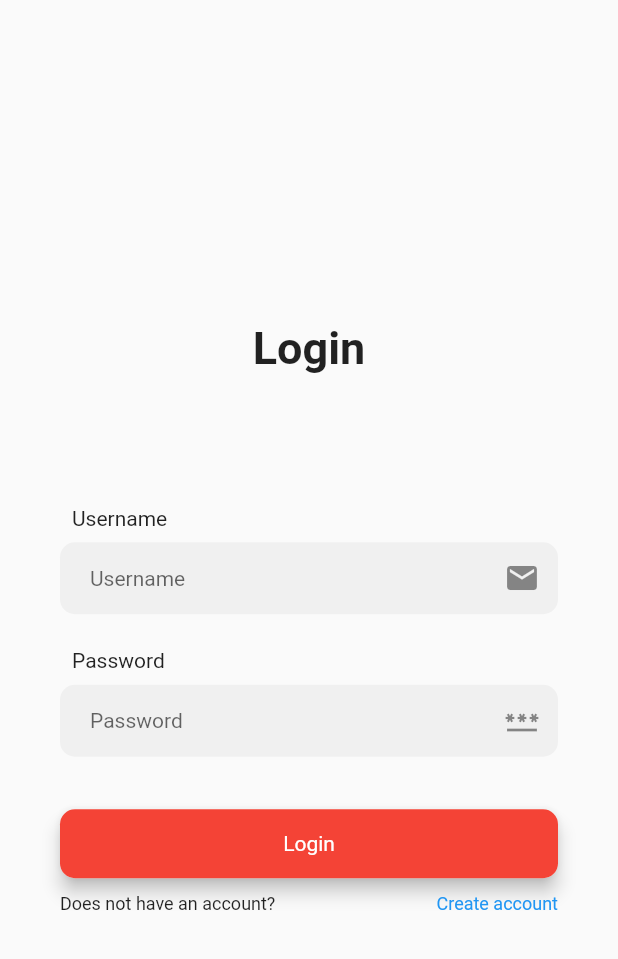
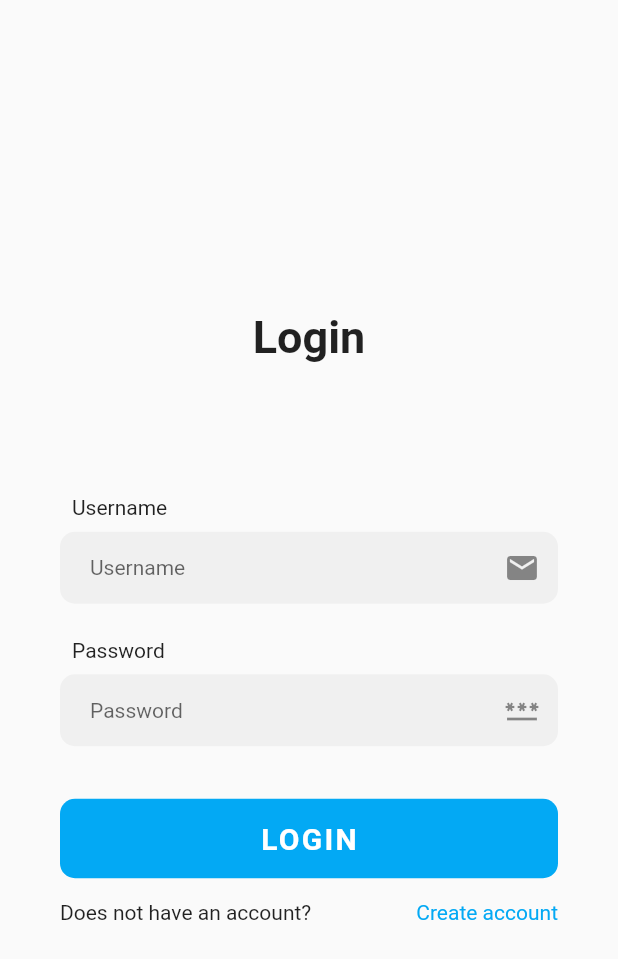
Before and after one commit to cikoedofebrian/BMI_Calculator, a Flutter app: the LoginPage screen opened directly, on a phone screen of 412 x 824 dp. Shown: the top 959 px of the screen. Run offline on Flutter 3.47's test engine with Material 2 defaults, Android fonts, the phone set to English and light mode, and no system bars.

```diff
--- a/app/lib/auth.dart
+++ b/app/lib/auth.dart
@@ -19,6 +19,15 @@ class _LoginPageState extends State<LoginPage> {
     setState(() {
       isRegister = !isRegister;
     });
+  }
+
+  void login() {
+    if (accountList.any(
+        (user) => user.username == username && user.password == password)) {
+      Navigator.pushReplacementNamed(context, '/home', arguments: username);
+    } else {
+      customDialog("Account does not found");
+    }
   }
 
   void register() {
@@ -56,15 +65,6 @@ class _LoginPageState extends State<LoginPage> {
         ],
       ),
     );
-  }
-
-  void login() {
-    if (accountList.any(
-        (user) => user.username == username && user.password == password)) {
-      Navigator.pushReplacementNamed(context, '/home');
-    } else {
-      customDialog("Account does not found");
-    }
   }
 
   @override
@@ -155,7 +155,6 @@ class _LoginPageState extends State<LoginPage> {
                           height: 35,
                         ),
                         Material(
-                          elevation: 5,
                           borderRadius: BorderRadius.circular(10),
                           child: InkWell(
                             onTap: isRegister ? register : login,
@@ -164,17 +163,21 @@ class _LoginPageState extends State<LoginPage> {
                               width: double.infinity,
                               padding: EdgeInsets.symmetric(vertical: 15),
                               decoration: BoxDecoration(
-                                  color: Colors.red,
+                                  color: Colors.lightBlue,
                                   borderRadius: BorderRadius.circular(10)),
                               child: Text(
-                                isRegister ? 'Register' : 'Login',
-                                style: TextStyle(color: Colors.white),
+                                isRegister ? 'REGISTER' : 'LOGIN',
+                                style: TextStyle(
+                                    letterSpacing: 1.5,
+                                    color: Colors.white,
+                                    fontWeight: FontWeight.bold,
+                                    fontSize: 20),
                               ),
                             ),
                           ),
                         ),
                         SizedBox(
-                          height: 10,
+                          height: 15,
                         ),
                         Row(
                           mainAxisAlignment: MainAxisAlignment.spaceBetween,
@@ -183,14 +186,14 @@ class _LoginPageState extends State<LoginPage> {
                               isRegister
                                   ? 'Already have an account?'
                                   : 'Does not have an account?',
-                              style: TextStyle(fontSize: 12),
+                              style: TextStyle(fontSize: 14),
                             ),
                             InkWell(
                               onTap: () => toRegister(),
                               child: Text(
                                 isRegister ? 'Sign in' : 'Create account',
-                                style:
-                                    TextStyle(color: Colors.blue, fontSize: 12),
+                                style: TextStyle(
+                                    color: Colors.lightBlue, fontSize: 14),
                               ),
                             ),
                           ],
--- a/app/lib/main.dart
+++ b/app/lib/main.dart
@@ -20,10 +20,10 @@ class MyApp extends StatelessWidget {
         // textTheme: GoogleFonts.poppinsTextTheme(),
         primarySwatch: Colors.blue,
       ),
-      home: HomePage(),
+      home: const LoginPage(),
       routes: {
-        '/home': (context) => HomePage(),
-        '/result': (context) => ResultPage()
+        '/home': (context) => const HomePage(),
+        '/result': (context) => const ResultPage()
       },
     );
   }
```
Also changed, not shown: app/lib/home.dart (+11 -10 lines), app/lib/result.dart (+7 -4 lines), 1 other file.
